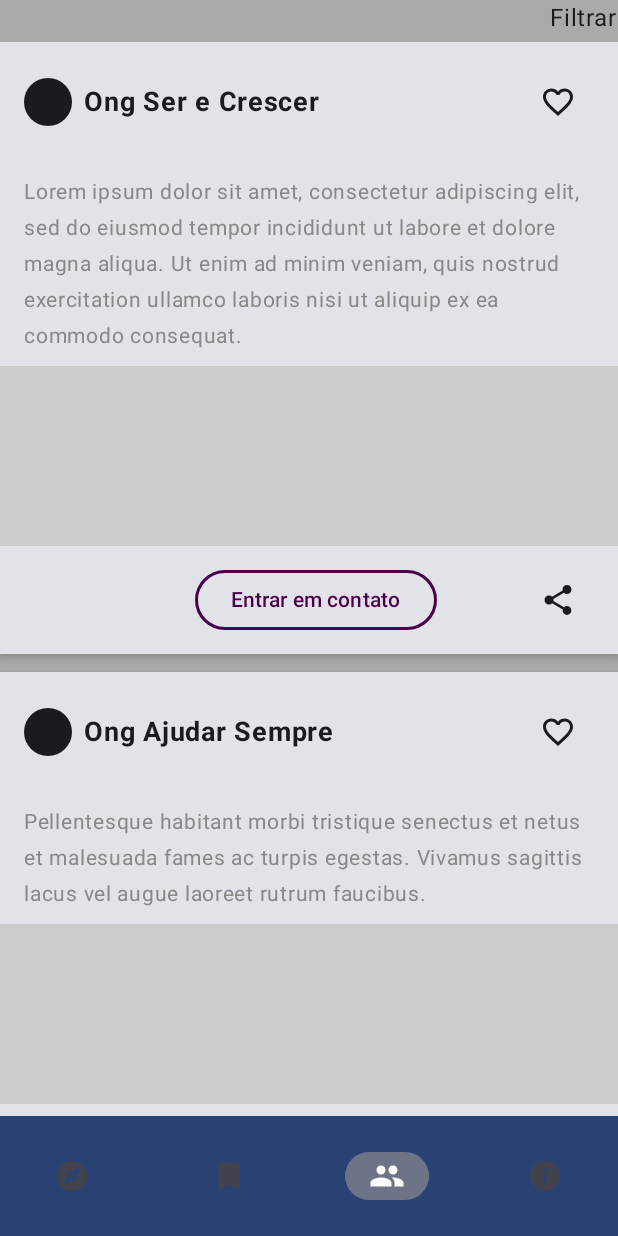
After one commit to allangnutzmans/voluntariar, an Android app built with Jetpack Compose: the CommunityScreen screen opened through its navigation route, on a phone screen of 412 x 824 dp. The commit adds this screen. Run offline under Robolectric (Android 15) with nearby library versions, the phone set to English and light mode, and no system bars.

Commit message:
Clear project, added navigation and, Community screen

```diff
--- a/app/build.gradle.kts
+++ b/app/build.gradle.kts
@@ -61,6 +61,7 @@ dependencies {
     implementation(libs.androidx.ui.graphics)
     implementation(libs.androidx.ui.tooling.preview)
     implementation(libs.androidx.material3)
+    implementation(libs.androidx.material.icons.extended)
     implementation(libs.play.services.maps)
     implementation(libs.androidx.appcompat)
     implementation(libs.androidx.constraintlayout)
--- /dev/null
+++ b/app/src/main/java/com/ongs/voluntariar/components/BottomNavigationBar.kt
@@ -0,0 +1,63 @@
+package com.ongs.voluntariar.components
+
+import androidx.compose.material.icons.Icons
+import androidx.compose.material.icons.filled.Bookmark
+import androidx.compose.material.icons.filled.Explore
+import androidx.compose.material.icons.filled.Info
+import androidx.compose.material.icons.filled.People
+import androidx.compose.material3.Icon
+import androidx.compose.material3.MaterialTheme
+import androidx.compose.material3.NavigationBar
+import androidx.compose.material3.NavigationBarItem
+import androidx.compose.runtime.Composable
+import androidx.navigation.NavHostController
+import androidx.navigation.compose.currentBackStackEntryAsState
+
+@Composable
+fun BottomNavigationBar(navController: NavHostController) {
+    NavigationBar(
+        containerColor = MaterialTheme.colorScheme.primary
+    ) {
+        NavigationBarItem(
+            icon = { Icon(Icons.Filled.Explore, contentDescription = "Explore") },
+            selected = navController.currentBackStackEntryAsState().value?.destination?.route == "explore",
+            onClick = {
+                navController.navigate("explore") {
+                    popUpTo(navController.graph.startDestinationId)
+                    launchSingleTop = true
+                }
+            }
+        )
+        NavigationBarItem(
+            icon = { Icon(Icons.Filled.Bookmark, contentDescription = "Saved") },
+            selected = navController.currentBackStackEntryAsState().value?.destination?.route == "saved",
+            onClick = {
+                navController.navigate("saved") {
+                    popUpTo(navController.graph.startDestinationId)
+                    launchSingleTop = true
+                }
+            }
+        )
+        NavigationBarItem(
+            icon = { Icon(Icons.Filled.People, contentDescription = "Community") },
+            selected = navController.currentBackStackEntryAsState().value?.destination?.route == "community",
+            onClick = {
+                navController.navigate("community") {
+                    popUpTo(navController.graph.startDestinationId)
+                    launchSingleTop = true
+                }
+            }
+        )
+        NavigationBarItem(
+            icon = { Icon(Icons.Filled.Info, contentDescription = "OrgInfo") },
+            selected = navController.currentBackStackEntryAsState().value?.destination?.route == "orgInfo",
+            onClick = {
+                navController.navigate("orgInfo") {
+                    popUpTo(navController.graph.startDestinationId)
+                    launchSingleTop = true
+                }
+            }
+        )
+
+    }
+}
--- /dev/null
+++ b/app/src/main/java/com/ongs/voluntariar/components/CommunityCard.kt
@@ -0,0 +1,143 @@
+package com.ongs.voluntariar.components
+
+import androidx.compose.foundation.BorderStroke
+import androidx.compose.foundation.Image
+import androidx.compose.foundation.background
+import androidx.compose.foundation.layout.Arrangement
+import androidx.compose.foundation.layout.Box
+import androidx.compose.foundation.layout.Column
+import androidx.compose.foundation.layout.Row
+import androidx.compose.foundation.layout.Spacer
+import androidx.compose.foundation.layout.fillMaxWidth
+import androidx.compose.foundation.layout.height
+import androidx.compose.foundation.layout.padding
+import androidx.compose.foundation.layout.size
+import androidx.compose.foundation.layout.width
+import androidx.compose.foundation.shape.CircleShape
+import androidx.compose.foundation.shape.RoundedCornerShape
+import androidx.compose.material.icons.Icons
+import androidx.compose.material.icons.filled.FavoriteBorder
+import androidx.compose.material.icons.filled.Share
+import androidx.compose.material3.Card
+import androidx.compose.material3.CardDefaults
+import androidx.compose.material3.Icon
+import androidx.compose.material3.IconButton
+import androidx.compose.material3.OutlinedButton
+import androidx.compose.material3.Text
+import androidx.compose.runtime.Composable
+import androidx.compose.ui.Alignment
+import androidx.compose.ui.Modifier
+import androidx.compose.ui.draw.clip
+import androidx.compose.ui.graphics.Color
+import androidx.compose.ui.layout.ContentScale
+import androidx.compose.ui.res.painterResource
+import androidx.compose.ui.text.font.FontWeight
+import androidx.compose.ui.unit.dp
+import androidx.compose.ui.unit.sp
+import com.ongs.voluntariar.R
+
+@Composable
+fun CommunityCard(
+    title: String,
+    description: String,
+    imageRes: Int? = null
+) {
+    Card(
+        modifier = Modifier.fillMaxWidth(),
+        shape = RoundedCornerShape(0.dp),
+        elevation = CardDefaults.cardElevation(defaultElevation = 4.dp)
+    ) {
+        Column {
+            // Cabeçalho com título e ícone
+            Row(
+                modifier = Modifier
+                    .fillMaxWidth()
+                    .padding(16.dp),
+                horizontalArrangement = Arrangement.SpaceBetween,
+                verticalAlignment = Alignment.CenterVertically
+            ) {
+                Row(verticalAlignment = Alignment.CenterVertically) {
+                    Icon(
+                        painter = painterResource(id = R.drawable.profile_placeholder),
+                        contentDescription = "Profile",
+                        modifier = Modifier
+                            .size(32.dp)
+                            .clip(CircleShape)
+                    )
+                    Spacer(modifier = Modifier.width(8.dp))
+                    Text(
+                        text = title,
+                        fontWeight = FontWeight.Bold,
+                        fontSize = 18.sp
+                    )
+                }
+                IconButton(onClick = { /* TODO */ }) {
+                    Icon(
+                        imageVector = Icons.Default.FavoriteBorder,
+                        contentDescription = "Favorito"
+                    )
+                }
+            }
+
+            Spacer(modifier = Modifier.height(8.dp))
+
+            // Descrição
+            Text(
+                text = description,
+                fontSize = 14.sp,
+                color = Color.Gray,
+                modifier = Modifier.padding(horizontal = 16.dp)
+            )
+
+            Spacer(modifier = Modifier.height(8.dp))
+
+            // Imagem ocupando toda a largura do Card
+            if (imageRes != null) {
+                Image(
+                    painter = painterResource(id = imageRes),
+                    contentDescription = "Imagem da ONG",
+                    modifier = Modifier
+                        .fillMaxWidth()
+                        .height(120.dp), // Sem padding aqui
+                    contentScale = ContentScale.Crop
+                )
+            } else {
+                Box(
+                    modifier = Modifier
+                        .fillMaxWidth()
+                        .height(120.dp)
+                        .background(Color.LightGray)
+                )
+            }
+
+            Spacer(modifier = Modifier.height(12.dp))
+
+            Row(
+                modifier = Modifier
+                    .fillMaxWidth()
+                    .padding(bottom = 12.dp)
+                    .padding(horizontal = 16.dp),
+                verticalAlignment = Alignment.CenterVertically
+            ) {
+                Spacer(modifier = Modifier.weight(2f))
+                OutlinedButton(
+                    shape = RoundedCornerShape(50),
+                    border = BorderStroke(2.dp, Color(0xFF4A004A)),
+                    onClick = { /* TODO */ },
+                    modifier = Modifier.align(Alignment.CenterVertically)
+                ) {
+                    Text(text = "Entrar em contato", color = Color(0xFF4A004A))
+                }
+
+                Spacer(modifier = Modifier.weight(1f))
+
+                IconButton(onClick = { /* TODO */ }) {
+                    Icon(
+                        imageVector = Icons.Default.Share,
+                        contentDescription = "Compartilhar"
+                    )
+                }
+            }
+        }
+    }
+}
--- /dev/null
+++ b/app/src/main/java/com/ongs/voluntariar/layout/MainLayout.kt
@@ -0,0 +1,34 @@
+package com.ongs.voluntariar.layout
+
+import androidx.compose.foundation.layout.padding
+import androidx.compose.material3.Scaffold
+import androidx.compose.runtime.Composable
+import androidx.compose.ui.Modifier
+import androidx.navigation.NavHostController
+import androidx.navigation.compose.NavHost
+import androidx.navigation.compose.composable
+import com.ongs.voluntariar.components.BottomNavigationBar
+import com.ongs.voluntariar.screens.CommunityScreen
+import com.ongs.voluntariar.screens.ExploreScreen
+import com.ongs.voluntariar.screens.OrgInfoScreen
+
+@Composable
+fun MainLayout(navController: NavHostController) {
+    Scaffold(
+        bottomBar = {
+            BottomNavigationBar(navController = navController)
+        }
+    ) { innerPadding ->
+        NavHost(
+            navController = navController,
+            startDestination = "explore",
+            modifier = Modifier.padding(innerPadding)
+        ) {
+            //composable(route = "signin") { SignInScreen(navController) }
+            //composable(route = "home") { HomeScreen(navController) }
+            composable(route = "explore") { ExploreScreen(navController) }
+            composable(route = "orgInfo") { OrgInfoScreen(navController) }
+            composable(route = "community") { CommunityScreen(navController) }
+        }
+    }
+}
--- /dev/null
+++ b/app/src/main/java/com/ongs/voluntariar/screens/CommunityScreen.kt
@@ -0,0 +1,75 @@
+package com.ongs.voluntariar.screens
+
+import androidx.compose.foundation.background
+import androidx.compose.foundation.layout.Arrangement
+import androidx.compose.foundation.layout.Box
+import androidx.compose.foundation.layout.Column
+import androidx.compose.foundation.layout.Row
+import androidx.compose.foundation.layout.fillMaxSize
+import androidx.compose.foundation.layout.fillMaxWidth
+import androidx.compose.foundation.layout.padding
+import androidx.compose.foundation.lazy.LazyColumn
+import androidx.compose.foundation.lazy.items
+import androidx.compose.material3.Text
+import androidx.compose.runtime.Composable
+import androidx.compose.ui.Modifier
+import androidx.compose.ui.graphics.Color
+import androidx.compose.ui.tooling.preview.Preview
+import androidx.compose.ui.unit.dp
+import androidx.navigation.NavController
+import com.ongs.voluntariar.components.CommunityCard
+
+data class Ong(
+    val title: String,
+    val description: String
+)
+
+val ongs = listOf(
+    Ong("Ong Ser e Crescer", "Lorem ipsum dolor sit amet, consectetur adipiscing elit, sed do eiusmod tempor incididunt ut labore et dolore magna aliqua. Ut enim ad minim veniam, quis nostrud exercitation ullamco laboris nisi ut aliquip ex ea commodo consequat."),
+    Ong("Ong Ajudar Sempre", "Pellentesque habitant morbi tristique senectus et netus et malesuada fames ac turpis egestas. Vivamus sagittis lacus vel augue laoreet rutrum faucibus."),
+    Ong("Ong Sorriso", "Curabitur blandit tempus porttitor. Integer posuere erat a ante venenatis dapibus posuere velit aliquet."),
+    Ong("Ong Mundo Melhor", "Vestibulum id ligula porta felis euismod semper. Curabitur blandit tempus porttitor.")
+)
+
+@Composable
+fun CommunityScreen(navController: NavController?){
+    Box(
+        modifier = Modifier
+            .fillMaxSize()
+            .background(color = Color(0xffaaaaaa))
+    ) {
+        Column {
+            Row(
+                modifier = Modifier
+                    .padding(bottom = 4.dp)
+                    .fillMaxWidth(),
+                horizontalArrangement = Arrangement.End
+
+            ) {
+                Text(text = "Filtrar")
+            }
+            LazyColumn(
+                modifier = Modifier
+                    .fillMaxSize()
+            ) {
+                items(ongs) { ong ->
+                    Box(
+                        modifier = Modifier
+                            .padding(bottom = 12.dp)
+                    ){
+                        CommunityCard(
+                            title = ong.title,
+                            description = ong.description,
+                        )
+                    }
+                }
+            }
+        }
+    }
+}
+
+@Preview
+@Composable
+private fun CommunityScreenPreview() {
+    CommunityScreen(null)
+}
--- a/app/src/main/java/com/ongs/voluntariar/screens/SignInActivity.kt
+++ b/app/src/main/java/com/ongs/voluntariar/screens/SignInScreen.kt
@@ -26,7 +26,7 @@ import androidx.navigation.NavController
 import com.ongs.voluntariar.R
 
 @Composable
-fun SignInActivity(navController: NavController?){
+fun SignInScreen(navController: NavController?){
     Box(
         modifier = Modifier
             .background(color = Color(0xffaaaaaa))
@@ -105,6 +105,6 @@ fun SignInActivity(navController: NavController?){
 
 @Preview(showSystemUi = true)
 @Composable
-private fun SignInActivityPreview(){
-    SignInActivity(null)
+private fun SignInScreenPreview(){
+    SignInScreen(null)
 }
--- a/app/src/main/java/com/ongs/voluntariar/ui/theme/Color.kt
+++ b/app/src/main/java/com/ongs/voluntariar/ui/theme/Color.kt
@@ -2,10 +2,10 @@ package com.ongs.voluntariar.ui.theme
 
 import androidx.compose.ui.graphics.Color
 
-val Purple80 = Color(0xFFD0BCFF)
+val Purple80 = Color(0xFF450B47)
 val PurpleGrey80 = Color(0xFFCCC2DC)
 val Pink80 = Color(0xFFEFB8C8)
 
-val Purple40 = Color(0xFF6650a4)
+val Purple40 = Color(0xFF450B47)
 val PurpleGrey40 = Color(0xFF625b71)
 val Pink40 = Color(0xFF7D5260)
--- a/gradle/libs.versions.toml
+++ b/gradle/libs.versions.toml
@@ -8,6 +8,7 @@ espressoCore = "3.6.1"
 lifecycleRuntimeKtx = "2.7.0"
 activityCompose = "1.9.0"
 composeBom = "2024.04.01"
+materialIconsExtended = "1.7.8"
 navigationCompose = "2.8.8"
 googleAndroidLibrariesMapsplatformSecretsGradlePlugin = "2.0.1"
 playServicesMaps = "18.1.0"
@@ -16,6 +17,7 @@ constraintlayout = "2.1.4"
 
 [libraries]
 androidx-core-ktx = { group = "androidx.core", name = "core-ktx", version.ref = "coreKtx" }
+androidx-material-icons-extended = { module = "androidx.compose.material:material-icons-extended", version.ref = "materialIconsExtended" }
 androidx-navigation-compose = { module = "androidx.navigation:navigation-compose", version.ref = "navigationCompose" }
 junit = { group = "junit", name = "junit", version.ref = "junit" }
 androidx-junit = { group = "androidx.test.ext", name = "junit", version.ref = "junitVersion" }
```
Also changed, not shown: app/src/main/java/com/ongs/voluntariar/MainActivity.kt (+2 -17 lines), app/src/main/java/com/ongs/voluntariar/screens/BmiScreen.kt (deleted, +0 -36 lines), app/src/main/java/com/ongs/voluntariar/screens/HomeScreen.kt (deleted, +0 -130 lines), app/src/main/java/com/ongs/voluntariar/screens/OrgInfoScreen.kt (+36 -11 lines), app/src/main/res/drawable/profile_placeholder.png (added), 1 other file.
